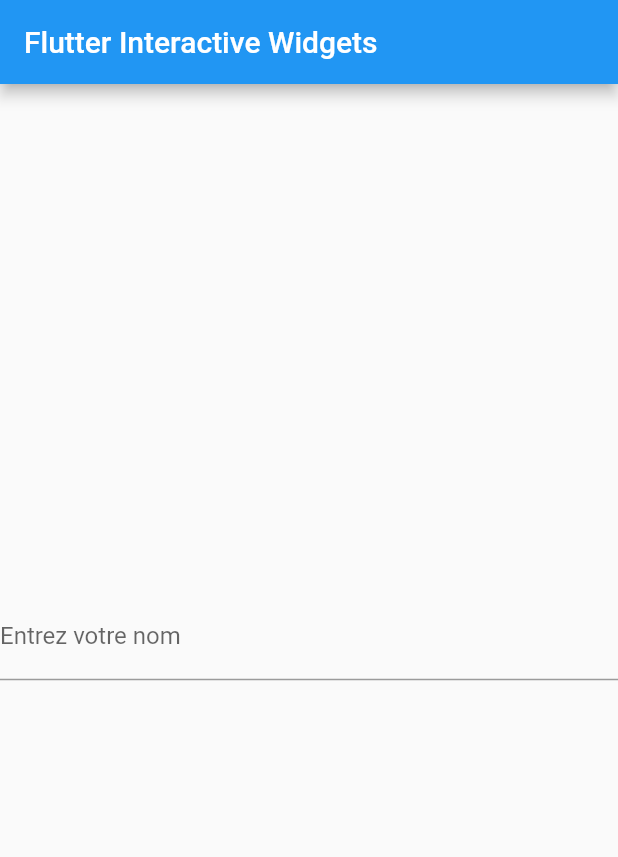
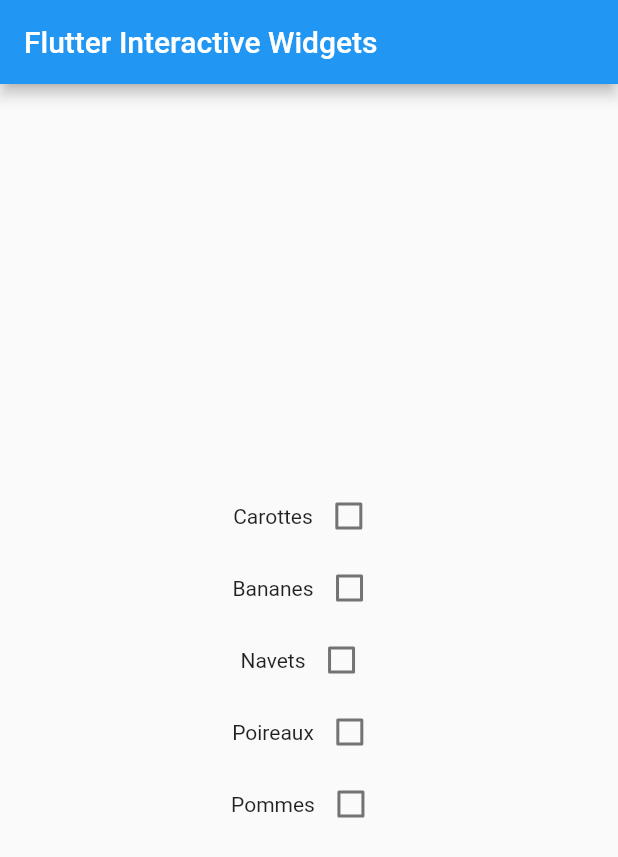
Before and after one commit to FlorianKogon/flutter_widgets_interactives, a Flutter app: the screen it shows after launch, on a phone screen of 412 x 824 dp. Shown: the top 857 px of the screen. Run offline on Flutter 3.47's test engine with Material 2 defaults, Android fonts, the phone set to English and light mode, and no system bars.

```diff
--- a/lib/widgets/home.dart
+++ b/lib/widgets/home.dart
@@ -14,6 +14,36 @@ class _MyHomePageState extends State<MyHomePage> {
   String changed;
   String submitted;
 
+  Map check = {
+    "Carottes" : false,
+    "Bananes" : false,
+    "Navets" : false,
+    "Poireaux" : false,
+    "Pommes" : false,
+  };
+
+  List<Widget> checkList() {
+    List<Widget> l = [];
+    check.forEach((key, value) {
+      Row row = Row(
+        mainAxisAlignment: MainAxisAlignment.center,
+        children: [
+          Text(key),
+          Checkbox(
+            value: value,
+            onChanged: (bool b) {
+              setState(() {
+                check[key] = b;
+              });
+            },
+          ),
+        ],
+      );
+      l.add(row);
+    });
+    return l;
+  }
+
   @override
   Widget build(BuildContext context) {
     return GestureDetector(
@@ -27,7 +57,8 @@ class _MyHomePageState extends State<MyHomePage> {
         body: Center(
           child: Column(
             mainAxisAlignment: MainAxisAlignment.center,
-            children: [
+            children: checkList(),
+            /*
             TextField(
               keyboardType: TextInputType.text,
               onChanged: (String string) {
@@ -45,8 +76,8 @@ class _MyHomePageState extends State<MyHomePage> {
               ),
             ),
             Text(changed ?? ''),
-              Text(submitted ?? '')
-            ],
+            Text(submitted ?? ''),
+          ),*/
           ),
         ),
       ),
```
Lines whose indentation alone changed are shown as unchanged.
